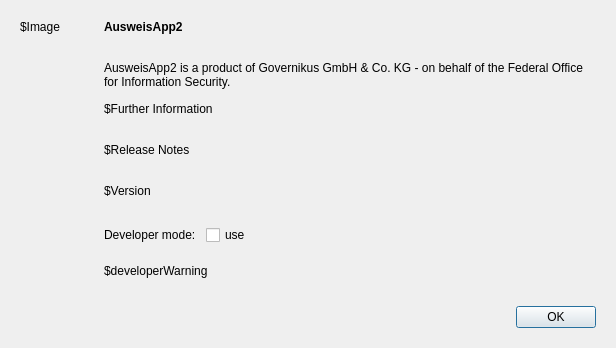
Governikus/AusweisApp, file src/ui/widget/AboutDialog.ui: the form before one commit.
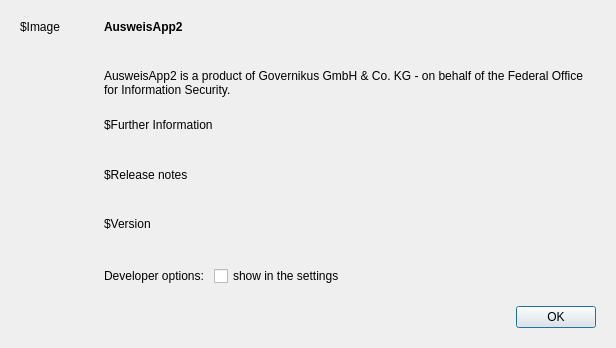
The form after the commit.

The edit to the form file:
```diff
--- a/src/ui/widget/AboutDialog.ui
+++ b/src/ui/widget/AboutDialog.ui
@@ -132,7 +132,7 @@
        <item>
         <widget class="QLabel" name="lblReleaseNotes">
          <property name="text">
-          <string notr="true">$Release Notes</string>
+          <string notr="true">$Release notes</string>
          </property>
          <property name="alignment">
           <set>Qt::AlignLeading|Qt::AlignLeft|Qt::AlignTop</set>
@@ -163,7 +163,7 @@
             </sizepolicy>
            </property>
            <property name="text">
-            <string>Developer mode:</string>
+            <string>Developer options:</string>
            </property>
           </widget>
          </item>
@@ -176,22 +176,12 @@
             </sizepolicy>
            </property>
            <property name="text">
-            <string>use</string>
+            <string>show in the settings</string>
            </property>
           </widget>
          </item>
         </layout>
        </item>
-       <item>
-        <widget class="QLabel" name="lblDeveloperModeWarning">
-         <property name="text">
-          <string notr="true">$developerWarning</string>
-         </property>
-         <property name="wordWrap">
-          <bool>true</bool>
-         </property>
-        </widget>
-       </item>
       </layout>
      </item>
     </layout>
```
Left out of the diff: 2 changed lines with no effect on the pictures.
